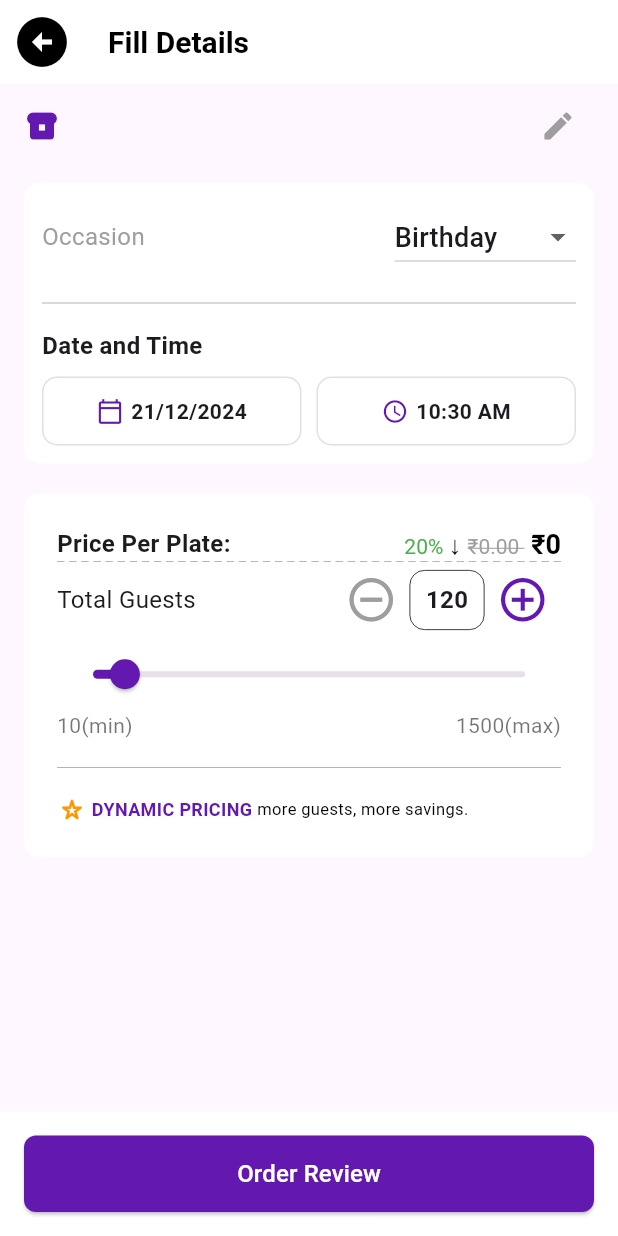
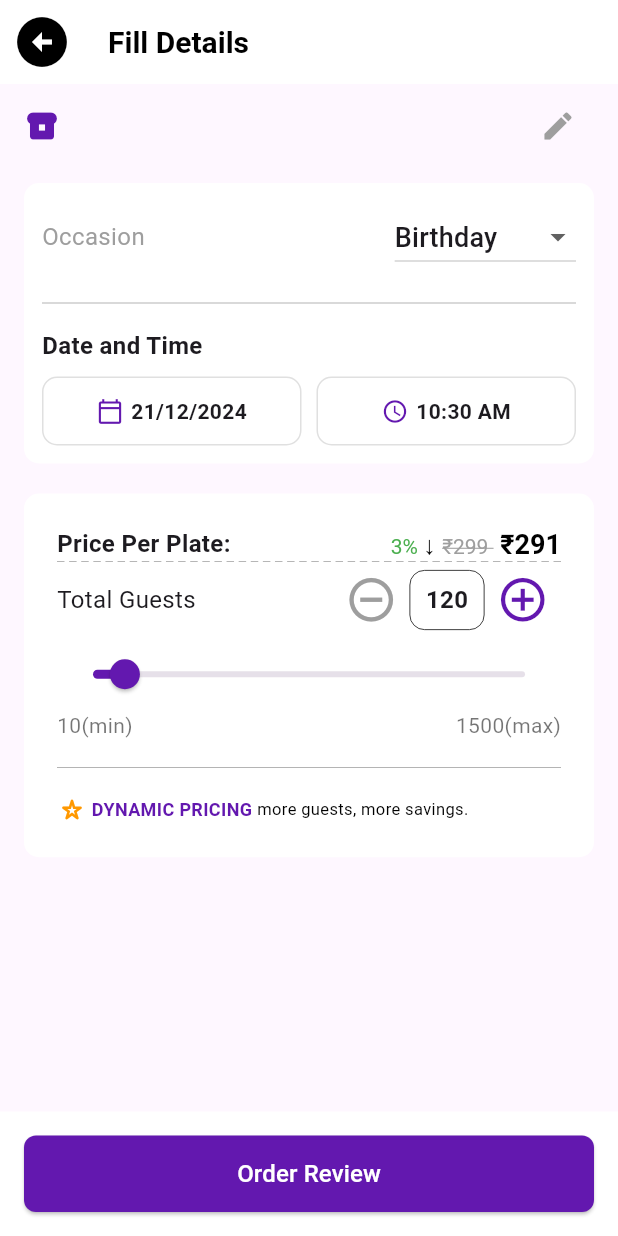
Before and after one commit to Raikant59/Food-Catering-App, a Flutter app: the FillDetailsScreen screen opened directly with empty values, on a phone screen of 412 x 824 dp. Run offline on Flutter 3.47's test engine with Material 3 defaults, Android fonts, the phone set to English and light mode, and no system bars; our stand-ins replace getwidget; network calls fail.

Commit message:
Add Dynamic pricing

```diff
--- a/lib/Screens/First_Screen/Components/FoodItem_Card_Section.dart
+++ b/lib/Screens/First_Screen/Components/FoodItem_Card_Section.dart
@@ -9,7 +9,7 @@ class FoodItemsList extends StatelessWidget {
     {
       'name': 'South Indian Breakfast',
       'categories': '7 Categories & 12 Items',
-      'price': 249,
+      'price': 299,
       'image': 'https://wallpapercave.com/wp/wp7845825.jpg',
       'avatars': [
         'https://wallpapercave.com/wp/wp7845825.jpg',
--- a/lib/Screens/Third_Screen/FillDetails.dart
+++ b/lib/Screens/Third_Screen/FillDetails.dart
@@ -252,11 +252,20 @@ class _FillDetailsScreenState extends State<FillDetailsScreen> {
       ),
     );
   }
-
   // Price Per Plate Section
   Widget _buildPriceSection() {
-    double price=(20/100)*pricePerPlate;
-    double finalprice=pricePerPlate-price;
+    // Calculate dynamic pricing and discount
+    double basePrice = 299; // Price per plate for 10 guests
+    double minPrice = 189; // Price per plate for 1500 guests
+    double maxGuests = 1500.0;
+    double minGuests = 10.0;
+
+    // Calculate the price per plate after applying the discount
+    double currentPrice = basePrice - ((basePrice - minPrice) * (totalGuests - minGuests) / (maxGuests - minGuests));
+
+    // Calculate the current discount percentage based on the number of guests
+    double discountPercentage = ((basePrice - currentPrice) / basePrice) * 100;
+
     return Container(
       padding: EdgeInsets.all(22),
       decoration: BoxDecoration(
@@ -276,18 +285,18 @@ class _FillDetailsScreenState extends State<FillDetailsScreen> {
                   style: TextStyle(color: Colors.black),
                   children: [
                     TextSpan(
-                        text: "20% ",
+                        text: "${discountPercentage.toStringAsFixed(0)}% ",
                         style: TextStyle(color: Colors.green, fontSize: 14)),
                     TextSpan(
                         text: "↓ ",
                         style: TextStyle(color: Colors.black, fontSize: 17)),
                     TextSpan(
-                        text: "₹${pricePerPlate.toStringAsFixed(2)} ",
+                        text: "₹299 ",
                         style: TextStyle(
                             color: Colors.grey,
                             decoration: TextDecoration.lineThrough)),
                     TextSpan(
-                        text: " ₹${finalprice.toStringAsFixed(0)}",
+                        text: " ₹${currentPrice.toStringAsFixed(0)}",
                         style: TextStyle(
                             fontSize: 18,
                             color: Colors.black,
@@ -334,7 +343,7 @@ class _FillDetailsScreenState extends State<FillDetailsScreen> {
               ),
             ],
           ),
-          // Slider for selecting no of guests
+          // Slider for selecting number of guests
           Slider(
             value: totalGuests.toDouble(),
             min: 10,
@@ -375,4 +384,5 @@ class _FillDetailsScreenState extends State<FillDetailsScreen> {
       ),
     );
   }
+
 }
```
